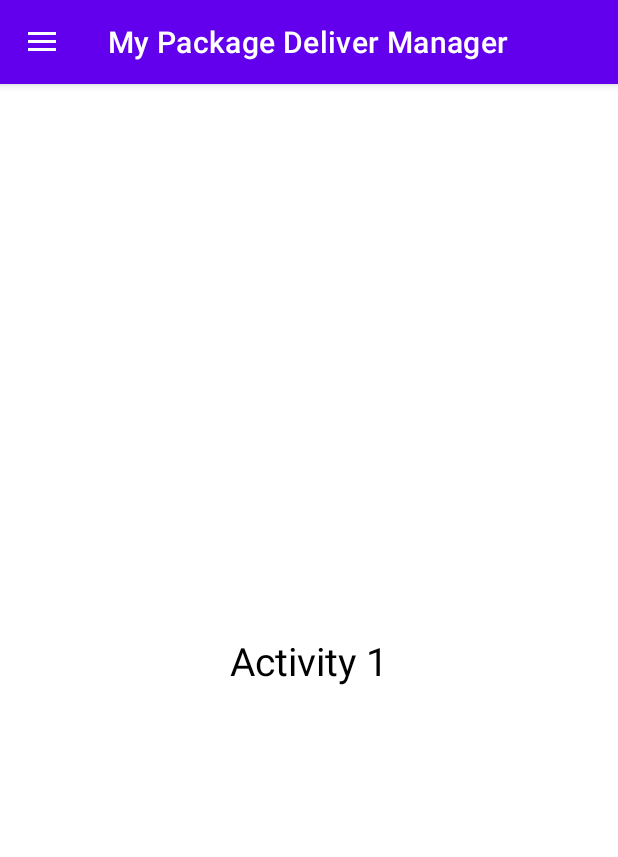
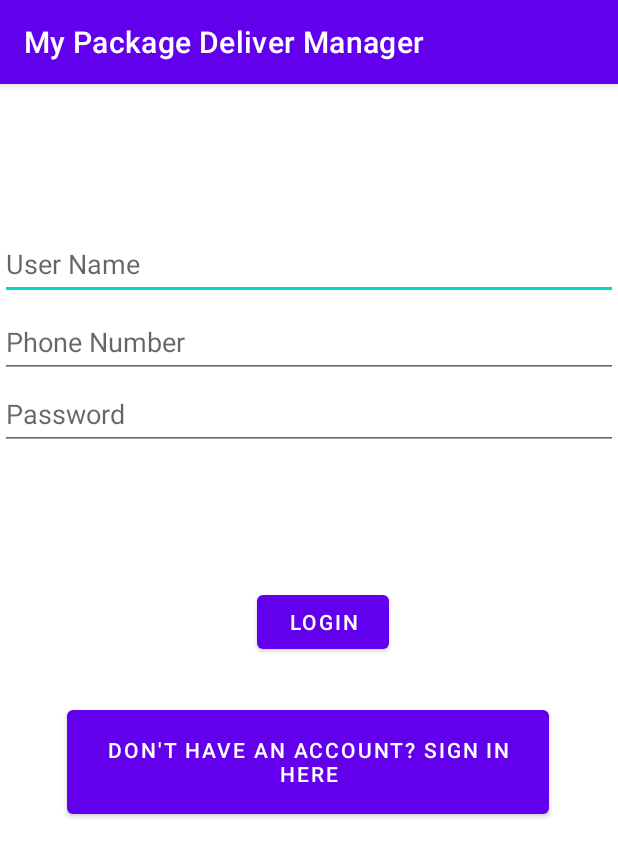
Before and after one commit to nevcohen/MyPackageDeliverManager, an Android app: the screen it shows after launch (MainActivity before the commit, LoginActivity after it), on a phone screen of 412 x 824 dp. Shown: the top 857 px of the screen. Run offline under Robolectric (Android 15) with nearby library versions, the phone set to English and light mode, and no system bars; our stand-ins replace Firebase (no records; nobody signed in at launch, a user with empty details on screens opened directly).

Commit message:
login and register

```diff
--- /dev/null
+++ b/app/src/main/java/com/example/mypackagedelivermanager/UI/LoginActivity/LoginActivity.kt
@@ -0,0 +1,65 @@
+package com.example.mypackagedelivermanager.UI.LoginActivity
+
+import android.content.Intent
+import androidx.appcompat.app.AppCompatActivity
+import android.os.Bundle
+import android.widget.Button
+import android.widget.EditText
+import android.widget.Toast
+import com.example.mypackagedelivermanager.R
+import com.example.mypackagedelivermanager.MainActivity
+import com.google.firebase.auth.FirebaseAuth
+import com.google.firebase.auth.FirebaseUser
+import com.google.firebase.database.ktx.database
+import com.google.firebase.ktx.Firebase
+
+class LoginActivity : AppCompatActivity() {
+    override fun onCreate(savedInstanceState: Bundle?) {
+        super.onCreate(savedInstanceState)
+        setContentView(R.layout.activity_login)
+        val buttonRegister: Button = findViewById(R.id.openRegisterActivity)
+        buttonRegister.setOnClickListener {
+            val intent = Intent(this, RegisterActivity::class.java)
+            startActivity(intent)
+        }
+        val email = findViewById<EditText>(R.id.emailLogin)
+        val phoneNum = findViewById<EditText>(R.id.phoneNumberLogin)
+        val password = findViewById<EditText>(R.id.passwordLogin)
+        val button1: Button = findViewById(R.id.login)
+        button1.setOnClickListener {
+
+            val emailString = email.text.toString().trim { it <= ' ' }
+            val passwordString = password.text.toString().trim { it <= ' ' }
+            val phoneNumString = phoneNum.text.toString().trim { it <= ' ' }
+            val database = Firebase.database
+
+            if (!((emailString == "") || passwordString == "" || phoneNumString == "")) {
+                FirebaseAuth.getInstance()
+                    .signInWithEmailAndPassword(emailString, passwordString)
+                    .addOnCompleteListener { task ->
+                        if (task.isSuccessful) {
+                            val firebaseUser: FirebaseUser = task.result!!.user!!
+                            Toast.makeText(
+                                this,
+                                "you are login successfully",
+                                Toast.LENGTH_SHORT
+                            )
+                                .show()
+                            val intent = Intent(this, MainActivity::class.java)
+                            intent.putExtra("user_id", FirebaseAuth.getInstance().currentUser!!.uid)
+                            startActivity(intent)
+                            finish()
+                        } else {
+                            Toast.makeText(
+                                this,
+                                task.exception!!.message.toString(),
+                                Toast.LENGTH_SHORT
+                            ).show()
+                        }
+                    }
+
+            }
+        }
+
+    }
+}
--- /dev/null
+++ b/app/src/main/res/layout/activity_login.xml
@@ -0,0 +1,99 @@
+<?xml version="1.0" encoding="utf-8"?>
+<androidx.constraintlayout.widget.ConstraintLayout
+    xmlns:android="http://schemas.android.com/apk/res/android"
+    xmlns:app="http://schemas.android.com/apk/res-auto"
+    xmlns:tools="http://schemas.android.com/tools"
+    android:layout_width="match_parent"
+    android:layout_height="match_parent"
+    tools:context=".UI.LoginActivity.LoginActivity">
+
+    <EditText
+        android:id="@+id/emailLogin"
+        android:layout_width="0dp"
+        android:layout_height="wrap_content"
+        android:layout_marginTop="96dp"
+        android:hint="@string/user_name"
+        android:inputType="textEmailAddress"
+        android:minHeight="48dp"
+        android:selectAllOnFocus="true"
+        app:layout_constraintEnd_toEndOf="parent"
+        app:layout_constraintStart_toStartOf="parent"
+        app:layout_constraintTop_toTopOf="parent"/>
+    <EditText
+        android:id="@+id/phoneNumberLogin"
+        android:layout_width="0dp"
+        android:layout_height="wrap_content"
+        android:layout_marginTop="4dp"
+        android:hint="Phone Number"
+        android:imeActionLabel="@string/action_sign_in_short"
+        android:imeOptions="actionDone"
+        android:inputType="phone"
+        android:minHeight="48dp"
+        android:selectAllOnFocus="true"
+        app:layout_constraintEnd_toEndOf="parent"
+        app:layout_constraintHorizontal_bias="0.0"
+        app:layout_constraintStart_toStartOf="parent"
+        app:layout_constraintTop_toBottomOf="@+id/emailLogin" />
+
+    <EditText
+        android:id="@+id/passwordLogin"
+        android:layout_width="0dp"
+        android:layout_height="wrap_content"
+        android:layout_marginTop="52dp"
+        android:hint="Password"
+        android:imeActionLabel="@string/action_sign_in_short"
+        android:imeOptions="actionDone"
+        android:inputType="textPassword"
+        android:minHeight="48dp"
+        android:selectAllOnFocus="true"
+        app:layout_constraintEnd_toEndOf="parent"
+        app:layout_constraintHorizontal_bias="0.0"
+        app:layout_constraintStart_toStartOf="parent"
+        app:layout_constraintTop_toBottomOf="@+id/emailLogin" />
+
+    <Button
+        android:id="@+id/login"
+        android:layout_width="wrap_content"
+        android:layout_height="wrap_content"
+        android:layout_gravity="start"
+        android:layout_marginTop="16dp"
+        android:layout_marginBottom="64dp"
+        android:enabled="true"
+        android:text="@string/login"
+        app:layout_constraintBottom_toBottomOf="parent"
+        app:layout_constraintEnd_toEndOf="parent"
+        app:layout_constraintHorizontal_bias="0.529"
+        app:layout_constraintStart_toStartOf="parent"
+        app:layout_constraintTop_toBottomOf="@+id/passwordLogin"
+        app:layout_constraintVertical_bias="0.189" />
+
+    <Button
+        android:id="@+id/openRegisterActivity"
+        android:layout_width="321dp"
+        android:layout_height="81dp"
+        android:layout_gravity="start"
+        android:layout_marginTop="16dp"
+        android:layout_marginBottom="64dp"
+        android:enabled="true"
+        android:text="Don't have an account? Sign in here"
+        app:layout_constraintBottom_toBottomOf="parent"
+        app:layout_constraintEnd_toEndOf="parent"
+        app:layout_constraintHorizontal_bias="0.495"
+        app:layout_constraintStart_toStartOf="parent"
+        app:layout_constraintTop_toBottomOf="@+id/passwordLogin"
+        app:layout_constraintVertical_bias="0.417" />
+
+    <ProgressBar
+        android:id="@+id/loading"
+        android:layout_width="wrap_content"
+        android:layout_height="wrap_content"
+        android:layout_gravity="center"
+        android:layout_marginTop="64dp"
+        android:layout_marginBottom="64dp"
+        android:visibility="gone"
+        app:layout_constraintBottom_toBottomOf="parent"
+        app:layout_constraintEnd_toEndOf="@+id/passwordLogin"
+        app:layout_constraintStart_toStartOf="@+id/passwordLogin"
+        app:layout_constraintTop_toTopOf="parent"
+        app:layout_constraintVertical_bias="0.3" />
+</androidx.constraintlayout.widget.ConstraintLayout>
--- a/app/src/main/res/values/strings.xml
+++ b/app/src/main/res/values/strings.xml
@@ -2,4 +2,13 @@
     <string name="app_name">My Package Deliver Manager</string>
     <string name="open">Open</string>
     <string name="close">Close</string>
+    <string name="user_name">User Name</string>
+    <string name="action_sign_in_short" />
+    <string name="verify_password">Verify Password</string>
+    <string name="password">Password</string>
+    <string name="phone_number">Phone Number</string>
+    <string name="email">Email</string>
+    <string name="register">Register</string>
+    <string name="back_to_login">Already have an account? login here</string>
+    <string name="login">Login</string>
 </resources>
```
Also changed, not shown: app/build.gradle (+8 -0 lines), app/src/main/AndroidManifest.xml (+10 -5 lines), app/src/main/java/com/example/mypackagedelivermanager/UI/LoginActivity/RegisterActivity.kt (added, +68 -0 lines), app/src/main/res/layout/activity_register.xml (added, +113 -0 lines).
